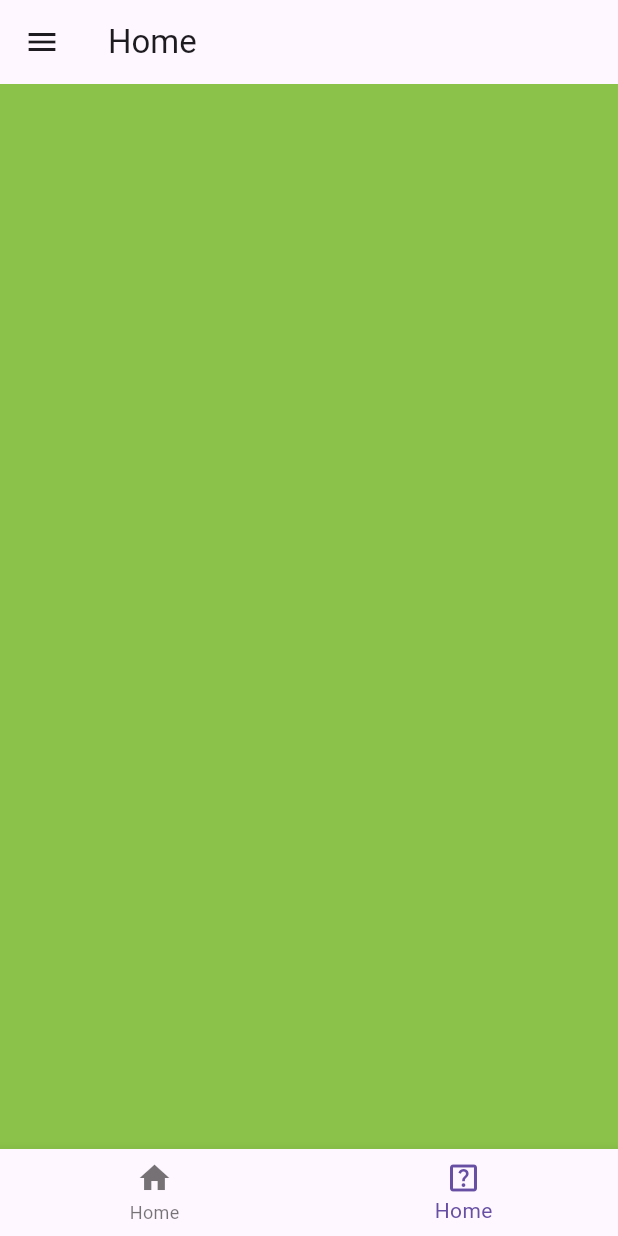
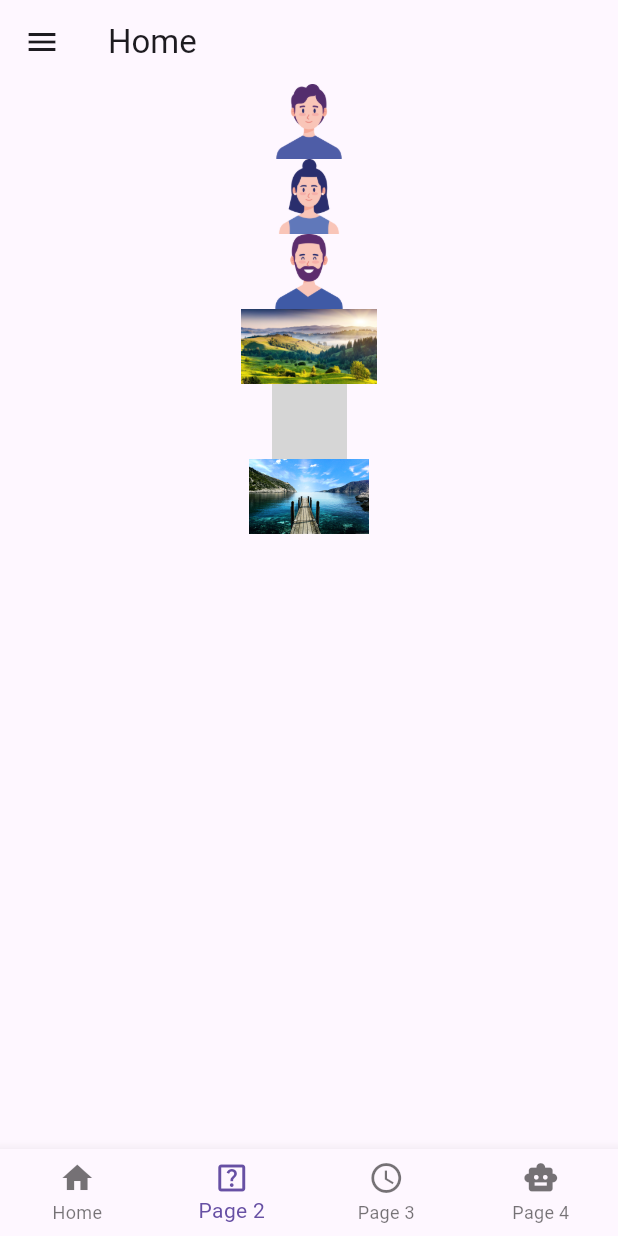
Before and after one commit to LucasMagnago/first-app-flutter, a Flutter app: the screen it shows after launch, swiped to page 2, on a phone screen of 412 x 824 dp. Run offline on Flutter 3.47's test engine with Material 3 defaults, Android fonts, the phone set to English and light mode, and no system bars; our stand-ins replace google_fonts; network calls fail; grey boxes are pictures that could not be loaded.

```diff
--- a/lib/pages/home.dart
+++ b/lib/pages/home.dart
@@ -1,7 +1,8 @@
 import 'package:first_app_flutter/pages/dados_cadastrais.dart';
 import 'package:first_app_flutter/pages/card.dart';
-import 'package:first_app_flutter/pages/page2.dart';
-import 'package:first_app_flutter/pages/page3.dart';
+import 'package:first_app_flutter/pages/image_assets.dart';
+import 'package:first_app_flutter/pages/list_view_horizontal.dart';
+import 'package:first_app_flutter/pages/list_view_vertical.dart';
 import 'package:first_app_flutter/shared/widgets/custom_drawer.dart';
 import 'package:flutter/material.dart';
 
@@ -36,12 +37,14 @@ class _HomePageState extends State<HomePage> {
                 },
                 children: const [
                   CardPage(),
-                  Page2(),
-                  Page3(),
+                  ImageAssetsPage(),
+                  ListViewVerticalPage(),
+                  ListViewHorizontalPage(),
                 ],
               ),
             ),
             BottomNavigationBar(
+              type: BottomNavigationBarType.fixed,
               currentIndex: position,
               onTap: (value) => {
                 pageController.jumpToPage(value),
@@ -53,8 +56,16 @@ class _HomePageState extends State<HomePage> {
                   icon: Icon(Icons.home),
                 ),
                 BottomNavigationBarItem(
-                  label: 'Home',
+                  label: 'Page 2',
                   icon: Icon(Icons.help_center_outlined),
+                ),
+                BottomNavigationBarItem(
+                  label: 'Page 3',
+                  icon: Icon(Icons.access_time_outlined),
+                ),
+                BottomNavigationBarItem(
+                  label: 'Page 4',
+                  icon: Icon(Icons.smart_toy),
                 ),
               ],
             )
--- /dev/null
+++ b/lib/pages/image_assets.dart
@@ -0,0 +1,38 @@
+import 'package:first_app_flutter/shared/app_images.dart';
+import 'package:flutter/material.dart';
+
+class ImageAssetsPage extends StatelessWidget {
+  const ImageAssetsPage({Key? key}) : super(key: key);
+
+  @override
+  Widget build(BuildContext context) {
+    return Column(
+      children: [
+        Image.asset(
+          AppImages.user1,
+          height: 50,
+        ),
+        Image.asset(
+          AppImages.user2,
+          height: 50,
+        ),
+        Image.asset(
+          AppImages.user3,
+          height: 50,
+        ),
+        Image.asset(
+          AppImages.landscape1,
+          height: 50,
+        ),
+        Image.asset(
+          AppImages.landscape2,
+          height: 50,
+        ),
+        Image.asset(
+          AppImages.landscape3,
+          height: 50,
+        ),
+      ],
+    );
+  }
+}
--- a/lib/pages/page2.dart
+++ /dev/null
@@ -1,12 +0,0 @@
-import 'package:flutter/material.dart';
-
-class Page2 extends StatelessWidget {
-  const Page2({Key? key}) : super(key: key);
-
-  @override
-  Widget build(BuildContext context) {
-    return Scaffold(
-      body: Container(color: Colors.lightGreen),
-    );
-  }
-}
--- /dev/null
+++ b/lib/shared/app_images.dart
@@ -0,0 +1,9 @@
+class AppImages {
+  static String get userDefault => "assets/icons/user.png";
+  static String get user1 => "assets/images/garoto.png";
+  static String get user2 => "assets/images/menina.png";
+  static String get user3 => "assets/images/homem.png";
+  static String get landscape1 => "assets/images/landscape1.jpg";
+  static String get landscape2 => "assets/images/landscape2.png";
+  static String get landscape3 => "assets/images/landscape3.png";
+}
--- a/pubspec.yaml
+++ b/pubspec.yaml
@@ -60,6 +60,12 @@ flutter:
   # To add assets to your application, add an assets section, like this:
   assets:
     - assets/icons/user.png
+    - assets/images/garoto.png
+    - assets/images/homem.png
+    - assets/images/menina.png
+    - assets/images/landscape1.jpg
+    - assets/images/landscape2.png
+    - assets/images/landscape3.png
 
   # An image asset can refer to one or more resolution-specific "variants", see
   # https://flutter.dev/assets-and-images/#resolution-aware
```
Also changed, not shown: lib/pages/list_view_horizontal.dart (added, +54 -0 lines), lib/pages/list_view_vertical.dart (added, +97 -0 lines), lib/pages/page3.dart (deleted, +0 -12 lines), assets/images/garoto.png (added), assets/images/homem.png (added), assets/images/landscape1.jpg (added), assets/images/landscape3.png (added), assets/images/menina.png (added), 1 other file.
